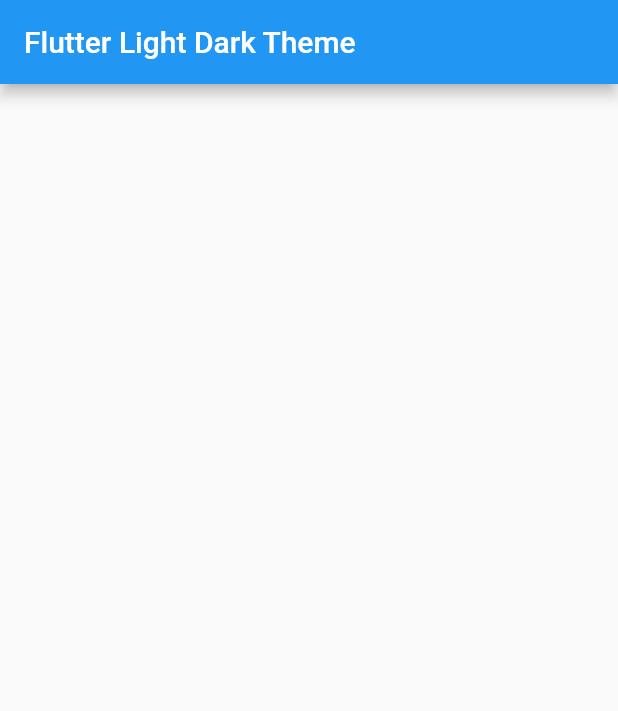
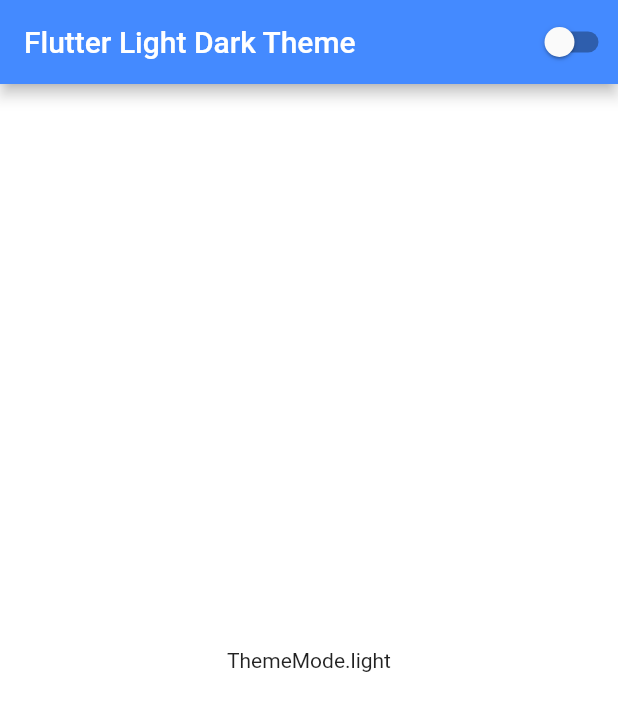
Before and after one commit to SanchezQb/flutter-light-dark-theme-demo, a Flutter app: the screen it shows after launch, on a phone screen of 412 x 824 dp. Shown: the top 711 px of the screen. Run offline on Flutter 3.47's test engine with Material 2 defaults, Android fonts, the phone set to English and light mode, and no system bars.

Commit message:
Added Provider Package and Switch to toggle theme

```diff
--- a/lib/main.dart
+++ b/lib/main.dart
@@ -1,5 +1,9 @@
 import 'package:flutter/material.dart';
 import 'package:flutter_light_dark_theme/pages/home_page.dart';
+import 'package:provider/provider.dart';
+
+import 'theme/app_theme.dart';
+import 'theme/theme_provider.dart';
 
 void main() {
   runApp(MyApp());
@@ -8,14 +12,19 @@ void main() {
 class MyApp extends StatelessWidget {
   @override
   Widget build(BuildContext context) {
-    return MaterialApp(
-      debugShowCheckedModeBanner: false,
-      title: 'Flutter Demo',
-      theme: ThemeData(
-        primarySwatch: Colors.blue,
-        visualDensity: VisualDensity.adaptivePlatformDensity,
-      ),
-      home: HomePage(),
+    return ChangeNotifierProvider(
+      create: (context) => ThemeProvider(),
+      builder: (context, _) {
+        final themeProvider = Provider.of<ThemeProvider>(context);
+        return MaterialApp(
+          debugShowCheckedModeBanner: false,
+          title: 'Flutter Demo',
+          themeMode: themeProvider.themeMode,
+          theme: AppTheme.light,
+          darkTheme: AppTheme.dark,
+          home: HomePage(),
+        );
+      },
     );
   }
 }
--- a/lib/pages/home_page.dart
+++ b/lib/pages/home_page.dart
@@ -1,11 +1,35 @@
 import 'package:flutter/material.dart';
+import 'package:flutter_light_dark_theme/theme/theme_provider.dart';
+import 'package:provider/provider.dart';
 
 class HomePage extends StatelessWidget {
   @override
   Widget build(BuildContext context) {
+    final themeProvider = Provider.of<ThemeProvider>(context);
     return Scaffold(
       appBar: AppBar(
+        backgroundColor: Colors.blueAccent,
         title: Text("Flutter Light Dark Theme"),
+        actions: [
+          Switch.adaptive(
+            value: themeProvider.isDarkMode,
+            onChanged: (value) {
+              final themeProvider =
+                  Provider.of<ThemeProvider>(context, listen: false);
+              themeProvider.toggleTheme(value);
+            },
+          )
+        ],
+      ),
+      body: Center(
+        child: Column(
+          mainAxisAlignment: MainAxisAlignment.center,
+          children: [
+            Text(
+              themeProvider.themeMode.toString(),
+            )
+          ],
+        ),
       ),
     );
   }
--- a/lib/theme/app_theme.dart
+++ b/lib/theme/app_theme.dart
@@ -0,0 +1,16 @@
+import 'package:flutter/material.dart';
+
+class AppTheme {
+  static final visualDensity = VisualDensity.adaptivePlatformDensity;
+  static final dark = ThemeData(
+    scaffoldBackgroundColor: Colors.black,
+    colorScheme: ColorScheme.dark(),
+    visualDensity: visualDensity,
+  );
+
+  static final light = ThemeData(
+    scaffoldBackgroundColor: Colors.white,
+    colorScheme: ColorScheme.light(),
+    visualDensity: visualDensity,
+  );
+}
--- /dev/null
+++ b/lib/theme/theme_provider.dart
@@ -0,0 +1,12 @@
+import 'package:flutter/material.dart';
+
+class ThemeProvider extends ChangeNotifier {
+  ThemeMode themeMode = ThemeMode.light;
+
+  bool get isDarkMode => themeMode == ThemeMode.dark;
+
+  void toggleTheme(bool enabled) {
+    themeMode = enabled ? ThemeMode.dark : ThemeMode.light;
+    notifyListeners();
+  }
+}
--- a/pubspec.yaml
+++ b/pubspec.yaml
@@ -28,6 +28,7 @@ dependencies:
   # The following adds the Cupertino Icons font to your application.
   # Use with the CupertinoIcons class for iOS style icons.
   cupertino_icons: ^1.0.0
+  provider: ^4.3.3
 
 dev_dependencies:
   flutter_test:
```
Also changed, not shown: pubspec.lock, 1 other file.
